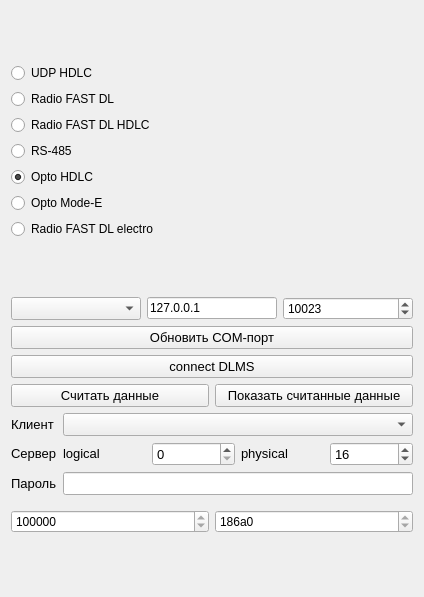
First picture: the form in Configurator_ver.1.02/DLMS_client_waviot-m1_ver.1.02/widget_connect.ui, repository AlexZL777/Configurator_Phobos, before the edit.
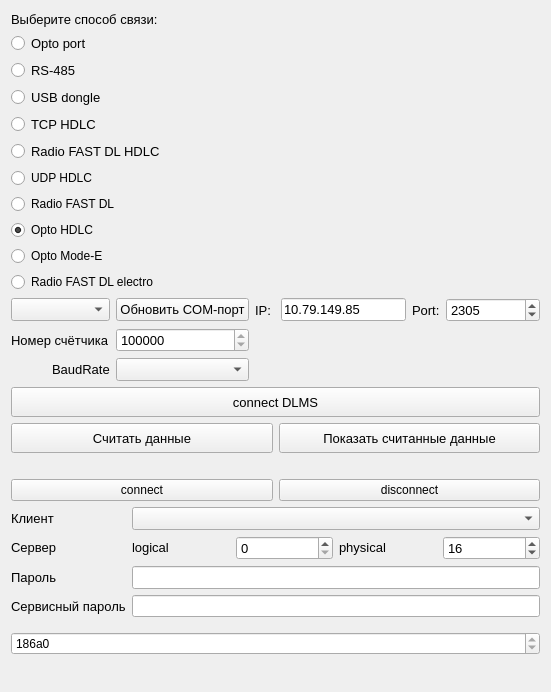
Second picture: the form after the edit.

Patch:
```diff
--- a/Configurator_ver.1.02/DLMS_client_waviot-m1_ver.1.02/widget_connect.ui
+++ b/Configurator_ver.1.02/DLMS_client_waviot-m1_ver.1.02/widget_connect.ui
@@ -6,8 +6,8 @@
    <rect>
     <x>0</x>
     <y>0</y>
-    <width>424</width>
-    <height>597</height>
+    <width>551</width>
+    <height>692</height>
    </rect>
   </property>
   <property name="sizePolicy">
@@ -26,14 +26,215 @@
    <string>Form</string>
   </property>
   <layout class="QGridLayout" name="gridLayout">
+   <item row="0" column="0">
+    <layout class="QVBoxLayout" name="verticalLayout">
+     <item>
+      <widget class="QLabel" name="label_5">
+       <property name="minimumSize">
+        <size>
+         <width>400</width>
+         <height>16</height>
+        </size>
+       </property>
+       <property name="font">
+        <font>
+         <pointsize>10</pointsize>
+        </font>
+       </property>
+       <property name="text">
+        <string>Выберите способ связи:</string>
+       </property>
+       <property name="scaledContents">
+        <bool>true</bool>
+       </property>
+       <property name="alignment">
+        <set>Qt::AlignLeading|Qt::AlignLeft|Qt::AlignVCenter</set>
+       </property>
+      </widget>
+     </item>
+     <item>
+      <widget class="QRadioButton" name="radioButton_opto_port">
+       <property name="font">
+        <font>
+         <pointsize>10</pointsize>
+        </font>
+       </property>
+       <property name="text">
+        <string>Opto port</string>
+       </property>
+      </widget>
+     </item>
+     <item>
+      <widget class="QRadioButton" name="radioButton_rs_485">
+       <property name="font">
+        <font>
+         <pointsize>10</pointsize>
+        </font>
+       </property>
+       <property name="text">
+        <string>RS-485</string>
+       </property>
+       <property name="checked">
+        <bool>false</bool>
+       </property>
+      </widget>
+     </item>
+     <item>
+      <widget class="QRadioButton" name="radioButton_usb_dongle">
+       <property name="font">
+        <font>
+         <pointsize>10</pointsize>
+        </font>
+       </property>
+       <property name="text">
+        <string>USB dongle</string>
+       </property>
+      </widget>
+     </item>
+     <item>
+      <widget class="QRadioButton" name="radioButton_tcp_hdlc">
+       <property name="font">
+        <font>
+         <pointsize>10</pointsize>
+        </font>
+       </property>
+       <property name="text">
+        <string>TCP HDLC</string>
+       </property>
+      </widget>
+     </item>
+     <item>
+      <widget class="QRadioButton" name="radioButton_rs_fastdl_hdlc">
+       <property name="font">
+        <font>
+         <pointsize>10</pointsize>
+        </font>
+       </property>
+       <property name="text">
+        <string>Radio FAST DL HDLC</string>
+       </property>
+      </widget>
+     </item>
+     <item>
+      <widget class="QRadioButton" name="radioButton_udp_hdlc">
+       <property name="text">
+        <string>UDP HDLC</string>
+       </property>
+       <property name="checked">
+        <bool>false</bool>
+       </property>
+      </widget>
+     </item>
+     <item>
+      <widget class="QRadioButton" name="radioButton_rs_fastdl">
+       <property name="text">
+        <string>Radio FAST DL</string>
+       </property>
+      </widget>
+     </item>
+     <item>
+      <widget class="QRadioButton" name="radioButton_opto_hdlc">
+       <property name="text">
+        <string>Opto HDLC</string>
+       </property>
+       <property name="checked">
+        <bool>true</bool>
+       </property>
+      </widget>
+     </item>
+     <item>
+      <widget class="QRadioButton" name="radioButton_opto_mode_e">
+       <property name="text">
+        <string>Opto Mode-E</string>
+       </property>
+      </widget>
+     </item>
+     <item>
+      <widget class="QRadioButton" name="radioButton_rs_fastdl_electro">
+       <property name="text">
+        <string>Radio FAST DL electro</string>
+       </property>
+       <property name="checked">
+        <bool>false</bool>
+       </property>
+      </widget>
+     </item>
+    </layout>
+   </item>
    <item row="1" column="0">
     <layout class="QVBoxLayout" name="verticalLayout_3">
      <item>
-      <layout class="QHBoxLayout" name="horizontalLayout">
-       <item>
+      <layout class="QGridLayout" name="gridLayout_3">
+       <item row="0" column="3">
+        <widget class="QLineEdit" name="lineEdit_host_udp_direct">
+         <property name="sizePolicy">
+          <sizepolicy hsizetype="MinimumExpanding" vsizetype="Fixed">
+           <horstretch>0</horstretch>
+           <verstretch>0</verstretch>
+          </sizepolicy>
+         </property>
+         <property name="font">
+          <font>
+           <pointsize>10</pointsize>
+          </font>
+         </property>
+         <property name="text">
+          <string>10.79.149.85</string>
+         </property>
+        </widget>
+       </item>
+       <item row="0" column="2">
+        <widget class="QLabel" name="label_7">
+         <property name="sizePolicy">
+          <sizepolicy hsizetype="Minimum" vsizetype="Minimum">
+           <horstretch>0</horstretch>
+           <verstretch>0</verstretch>
+          </sizepolicy>
+         </property>
+         <property name="minimumSize">
+          <size>
+           <width>20</width>
+           <height>0</height>
+          </size>
+         </property>
+         <property name="font">
+          <font>
+           <pointsize>10</pointsize>
+          </font>
+         </property>
+         <property name="text">
+          <string>IP:</string>
+         </property>
+        </widget>
+       </item>
+       <item row="0" column="4">
+        <widget class="QLabel" name="label_8">
+         <property name="sizePolicy">
+          <sizepolicy hsizetype="Minimum" vsizetype="Minimum">
+           <horstretch>0</horstretch>
+           <verstretch>0</verstretch>
+          </sizepolicy>
+         </property>
+         <property name="minimumSize">
+          <size>
+           <width>20</width>
+           <height>0</height>
+          </size>
+         </property>
+         <property name="font">
+          <font>
+           <pointsize>10</pointsize>
+          </font>
+         </property>
+         <property name="text">
+          <string>Port:</string>
+         </property>
+        </widget>
+       </item>
+       <item row="0" column="0">
         <widget class="QComboBox" name="comboBox_com_port">
          <property name="sizePolicy">
-          <sizepolicy hsizetype="Minimum" vsizetype="Fixed">
+          <sizepolicy hsizetype="MinimumExpanding" vsizetype="Fixed">
            <horstretch>0</horstretch>
            <verstretch>0</verstretch>
           </sizepolicy>
@@ -48,57 +249,112 @@
          </property>
         </widget>
        </item>
-       <item>
-        <widget class="QLineEdit" name="lineEdit_host_udp_direct">
-         <property name="sizePolicy">
-          <sizepolicy hsizetype="Minimum" vsizetype="Fixed">
-           <horstretch>0</horstretch>
-           <verstretch>0</verstretch>
-          </sizepolicy>
+       <item row="0" column="1">
+        <widget class="QPushButton" name="pushButton">
+         <property name="font">
+          <font>
+           <pointsize>10</pointsize>
+          </font>
          </property>
          <property name="text">
-          <string>127.0.0.1</string>
+          <string>Обновить COM-порт</string>
          </property>
         </widget>
        </item>
-       <item>
+       <item row="0" column="5">
         <widget class="QSpinBox" name="spinBox_port_udp_direct">
          <property name="sizePolicy">
-          <sizepolicy hsizetype="Minimum" vsizetype="Fixed">
+          <sizepolicy hsizetype="MinimumExpanding" vsizetype="Fixed">
            <horstretch>0</horstretch>
            <verstretch>0</verstretch>
           </sizepolicy>
          </property>
+         <property name="font">
+          <font>
+           <pointsize>10</pointsize>
+          </font>
+         </property>
          <property name="maximum">
           <number>99999999</number>
          </property>
          <property name="value">
-          <number>10023</number>
+          <number>2305</number>
+         </property>
+        </widget>
+       </item>
+       <item row="1" column="0">
+        <widget class="QLabel" name="label_9">
+         <property name="font">
+          <font>
+           <pointsize>10</pointsize>
+          </font>
+         </property>
+         <property name="text">
+          <string>Номер счётчика</string>
+         </property>
+        </widget>
+       </item>
+       <item row="1" column="1">
+        <widget class="QSpinBox" name="spinBox_modem_dec">
+         <property name="sizePolicy">
+          <sizepolicy hsizetype="Minimum" vsizetype="Fixed">
+           <horstretch>0</horstretch>
+           <verstretch>0</verstretch>
+          </sizepolicy>
+         </property>
+         <property name="font">
+          <font>
+           <pointsize>10</pointsize>
+          </font>
+         </property>
+         <property name="minimum">
+          <number>7274496</number>
+         </property>
+         <property name="maximum">
+          <number>16777215</number>
+         </property>
+         <property name="value">
+          <number>7722279</number>
+         </property>
+        </widget>
+       </item>
+       <item row="2" column="1">
+        <widget class="QComboBox" name="comboBox_BaudRate">
+         <property name="font">
+          <font>
+           <pointsize>10</pointsize>
+          </font>
+         </property>
+        </widget>
+       </item>
+       <item row="2" column="0" alignment="Qt::AlignRight">
+        <widget class="QLabel" name="label_10">
+         <property name="font">
+          <font>
+           <pointsize>10</pointsize>
+          </font>
+         </property>
+         <property name="text">
+          <string>BaudRate</string>
          </property>
         </widget>
        </item>
       </layout>
      </item>
-     <item>
-      <widget class="QPushButton" name="pushButton">
-       <property name="font">
-        <font>
-         <pointsize>10</pointsize>
-        </font>
-       </property>
-       <property name="text">
-        <string>Обновить COM-порт</string>
-       </property>
-      </widget>
-     </item>
      <item>
       <widget class="QPushButton" name="pushButton_connect">
        <property name="sizePolicy">
-        <sizepolicy hsizetype="Minimum" vsizetype="Fixed">
+        <sizepolicy hsizetype="Minimum" vsizetype="Minimum">
          <horstretch>0</horstretch>
          <verstretch>0</verstretch>
         </sizepolicy>
        </property>
+       <property name="minimumSize">
+        <size>
+         <width>0</width>
+         <height>30</height>
+        </size>
+       </property>
        <property name="font">
         <font>
          <pointsize>10</pointsize>
@@ -116,6 +372,18 @@
       <layout class="QHBoxLayout" name="horizontalLayout_2">
        <item>
         <widget class="QPushButton" name="pushButton_ReadData">
+         <property name="sizePolicy">
+          <sizepolicy hsizetype="Minimum" vsizetype="Minimum">
+           <horstretch>0</horstretch>
+           <verstretch>0</verstretch>
+          </sizepolicy>
+         </property>
+         <property name="minimumSize">
+          <size>
+           <width>0</width>
+           <height>30</height>
+          </size>
+         </property>
          <property name="font">
           <font>
            <pointsize>10</pointsize>
@@ -128,6 +396,18 @@
        </item>
        <item>
         <widget class="QPushButton" name="pushButton_2">
+         <property name="sizePolicy">
+          <sizepolicy hsizetype="Minimum" vsizetype="Minimum">
+           <horstretch>0</horstretch>
+           <verstretch>0</verstretch>
+          </sizepolicy>
+         </property>
+         <property name="minimumSize">
+          <size>
+           <width>0</width>
+           <height>30</height>
+          </size>
+         </property>
          <property name="font">
           <font>
            <pointsize>10</pointsize>
@@ -142,23 +422,52 @@
      </item>
      <item>
       <layout class="QGridLayout" name="gridLayout_2">
-       <item row="0" column="1">
-        <widget class="QComboBox" name="comboBox_client_addr">
-         <property name="minimumSize">
-          <size>
-           <width>200</width>
-           <height>0</height>
-          </size>
+       <item row="4" column="1">
+        <widget class="QLineEdit" name="lineEdit_pass">
+         <property name="font">
+          <font>
+           <pointsize>10</pointsize>
+          </font>
          </property>
+         <property name="echoMode">
+          <enum>QLineEdit::Password</enum>
+         </property>
+        </widget>
+       </item>
+       <item row="0" column="0" colspan="2">
+        <widget class="QLabel" name="label_6">
+         <property name="text">
+          <string/>
+         </property>
+        </widget>
+       </item>
+       <item row="5" column="1">
+        <widget class="QLineEdit" name="lineEdit_servis_pass">
+         <property name="echoMode">
+          <enum>QLineEdit::Password</enum>
+         </property>
+        </widget>
+       </item>
+       <item row="3" column="0">
+        <widget class="QLabel" name="label_2">
+         <property name="sizePolicy">
+          <sizepolicy hsizetype="Minimum" vsizetype="Fixed">
+           <horstretch>0</horstretch>
+           <verstretch>0</verstretch>
+          </sizepolicy>
+         </property>
          <property name="font">
           <font>
            <pointsize>10</pointsize>
           </font>
          </property>
+         <property name="text">
+          <string>Сервер</string>
+         </property>
         </widget>
        </item>
        <item row="2" column="0">
-        <widget class="QLabel" name="label_pass">
+        <widget class="QLabel" name="label">
          <property name="sizePolicy">
           <sizepolicy hsizetype="Minimum" vsizetype="Fixed">
            <horstretch>0</horstretch>
@@ -171,11 +480,11 @@
           </font>
          </property>
          <property name="text">
-          <string>Пароль</string>
+          <string>Клиент</string>
          </property>
         </widget>
        </item>
-       <item row="1" column="1">
+       <item row="3" column="1">
         <layout class="QHBoxLayout" name="horizontalLayout_4">
          <item>
           <widget class="QLabel" name="label_3">
@@ -242,26 +551,14 @@
          </item>
         </layout>
        </item>
-       <item row="1" column="0">
-        <widget class="QLabel" name="label_2">
-         <property name="sizePolicy">
-          <sizepolicy hsizetype="Minimum" vsizetype="Fixed">
-           <horstretch>0</horstretch>
-           <verstretch>0</verstretch>
-          </sizepolicy>
-         </property>
-         <property name="font">
-          <font>
-           <pointsize>10</pointsize>
-          </font>
-         </property>
-         <property name="text">
-          <string>Сервер</string>
-         </property>
-        </widget>
-       </item>
        <item row="2" column="1">
-        <widget class="QLineEdit" name="lineEdit_pass">
+        <widget class="QComboBox" name="comboBox_client_addr">
+         <property name="minimumSize">
+          <size>
+           <width>200</width>
+           <height>0</height>
+          </size>
+         </property>
          <property name="font">
           <font>
            <pointsize>10</pointsize>
@@ -269,8 +566,8 @@
          </property>
         </widget>
        </item>
-       <item row="0" column="0">
-        <widget class="QLabel" name="label">
+       <item row="4" column="0">
+        <widget class="QLabel" name="label_pass">
          <property name="sizePolicy">
           <sizepolicy hsizetype="Minimum" vsizetype="Fixed">
            <horstretch>0</horstretch>
@@ -283,10 +580,40 @@
           </font>
          </property>
          <property name="text">
-          <string>Клиент</string>
+          <string>Пароль</string>
          </property>
         </widget>
        </item>
+       <item row="5" column="0">
+        <widget class="QLabel" name="label_servis_pass">
+         <property name="font">
+          <font>
+           <pointsize>10</pointsize>
+          </font>
+         </property>
+         <property name="text">
+          <string>Сервисный пароль</string>
+         </property>
+        </widget>
+       </item>
+       <item row="1" column="0" colspan="2">
+        <layout class="QHBoxLayout" name="horizontalLayout_3">
+         <item>
+          <widget class="QPushButton" name="pushButton_3">
+           <property name="text">
+            <string>connect</string>
+           </property>
+          </widget>
+         </item>
+         <item>
+          <widget class="QPushButton" name="pushButton_4">
+           <property name="text">
+            <string>disconnect</string>
+           </property>
+          </widget>
+         </item>
+        </layout>
+       </item>
       </layout>
      </item>
      <item>
@@ -294,25 +621,6 @@
        <property name="topMargin">
         <number>9</number>
        </property>
-       <item>
-        <widget class="QSpinBox" name="spinBox_modem_dec">
-         <property name="sizePolicy">
-          <sizepolicy hsizetype="Minimum" vsizetype="Fixed">
-           <horstretch>0</horstretch>
-           <verstretch>0</verstretch>
-          </sizepolicy>
-         </property>
-         <property name="minimum">
-          <number>7274496</number>
-         </property>
-         <property name="maximum">
-          <number>16777215</number>
-         </property>
-         <property name="value">
-          <number>7520047</number>
-         </property>
-        </widget>
-       </item>
        <item>
         <widget class="QSpinBox" name="spinBox_modem_hex">
          <property name="sizePolicy">
@@ -339,70 +647,18 @@
      </item>
     </layout>
    </item>
-   <item row="0" column="0">
-    <layout class="QVBoxLayout" name="verticalLayout">
-     <item>
-      <widget class="QRadioButton" name="radioButton_udp_hdlc">
-       <property name="text">
-        <string>UDP HDLC</string>
-       </property>
-       <property name="checked">
-        <bool>false</bool>
-       </property>
-      </widget>
-     </item>
-     <item>
-      <widget class="QRadioButton" name="radioButton_rs_fastdl">
-       <property name="text">
-        <string>Radio FAST DL</string>
-       </property>
-      </widget>
-     </item>
-     <item>
-      <widget class="QRadioButton" name="radioButton_rs_fastdl_hdlc">
-       <property name="text">
-        <string>Radio FAST DL HDLC</string>
-       </property>
-      </widget>
-     </item>
-     <item>
-      <widget class="QRadioButton" name="radioButton_rs_485">
-       <property name="text">
-        <string>RS-485</string>
-       </property>
-       <property name="checked">
-        <bool>false</bool>
-       </property>
-      </widget>
-     </item>
-     <item>
-      <widget class="QRadioButton" name="radioButton_opto_hdlc">
-       <property name="text">
-        <string>Opto HDLC</string>
-       </property>
-       <property name="checked">
-        <bool>true</bool>
-       </property>
-      </widget>
-     </item>
-     <item>
-      <widget class="QRadioButton" name="radioButton_opto_mode_e">
-       <property name="text">
-        <string>Opto Mode-E</string>
-       </property>
-      </widget>
-     </item>
-     <item>
-      <widget class="QRadioButton" name="radioButton_rs_fastdl_electro">
-       <property name="text">
-        <string>Radio FAST DL electro</string>
-       </property>
-       <property name="checked">
-        <bool>false</bool>
-       </property>
-      </widget>
-     </item>
-    </layout>
+   <item row="2" column="0">
+    <spacer name="verticalSpacer">
+     <property name="orientation">
+      <enum>Qt::Vertical</enum>
+     </property>
+     <property name="sizeHint" stdset="0">
+      <size>
+       <width>20</width>
+       <height>40</height>
+      </size>
+     </property>
+    </spacer>
    </item>
   </layout>
  </widget>
```
